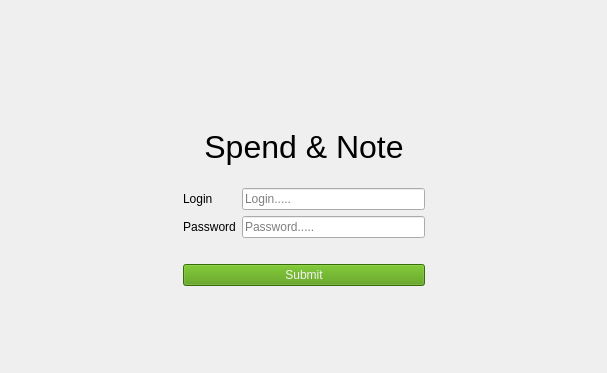
Above: src/Client/View/LoginPage/LoginPage.ui from iodream/Spend-Note before the change; both pictures show x 0 to 607 and y 0 to 373 of the 607 by 670 pixel window. Below: the same form after it.
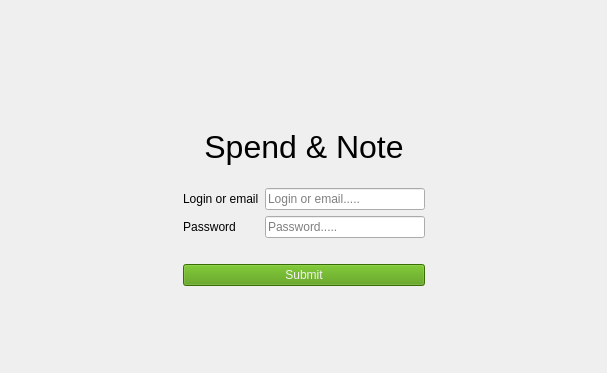
That is the form after the change. Icons and pictures are not drawn.

Commit message: changed ui for login&signup with email

What changed in the file:
```diff
--- a/src/Client/View/LoginPage/LoginPage.ui
+++ b/src/Client/View/LoginPage/LoginPage.ui
@@ -72,14 +72,14 @@
           <item row="0" column="0">
            <widget class="QLabel" name="loginLabel">
             <property name="text">
-             <string>Login</string>
+             <string>Login or email</string>
             </property>
            </widget>
           </item>
           <item row="0" column="1">
            <widget class="QLineEdit" name="loginLineEdit">
             <property name="placeholderText">
-             <string>Login.....</string>
+             <string>Login or email.....</string>
             </property>
            </widget>
           </item>
```
The commit also changes 1 other file.
